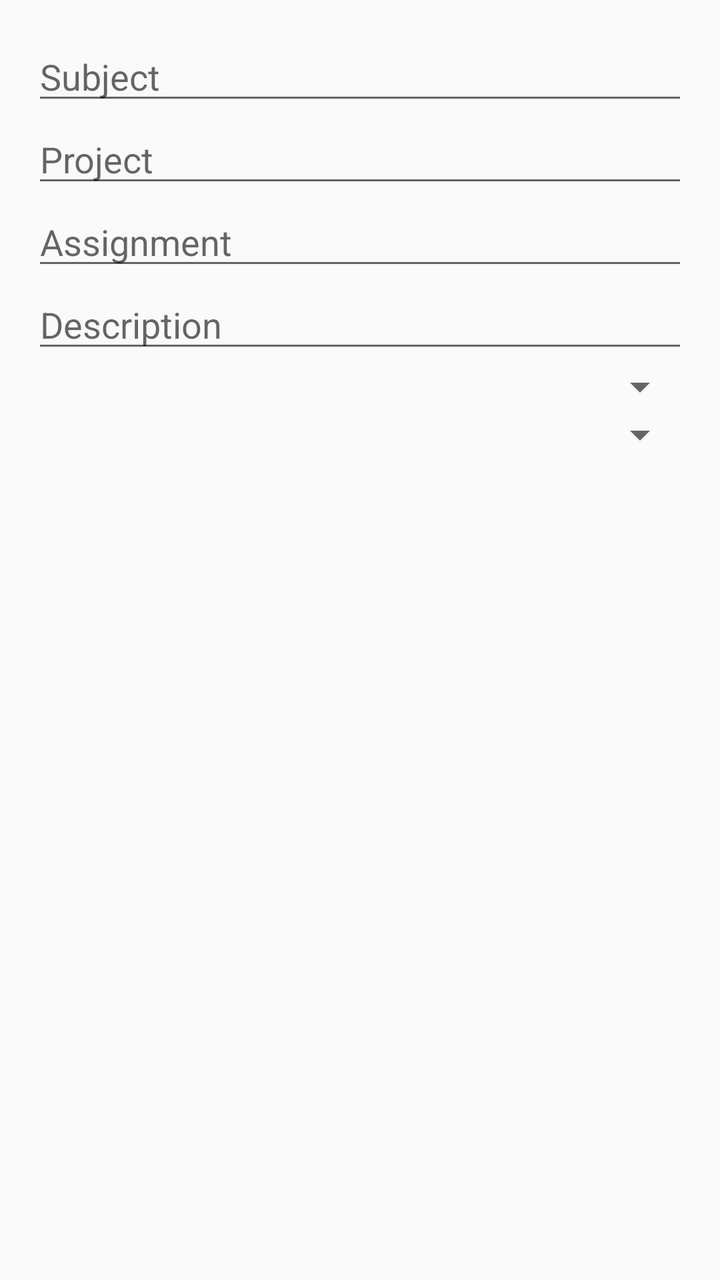
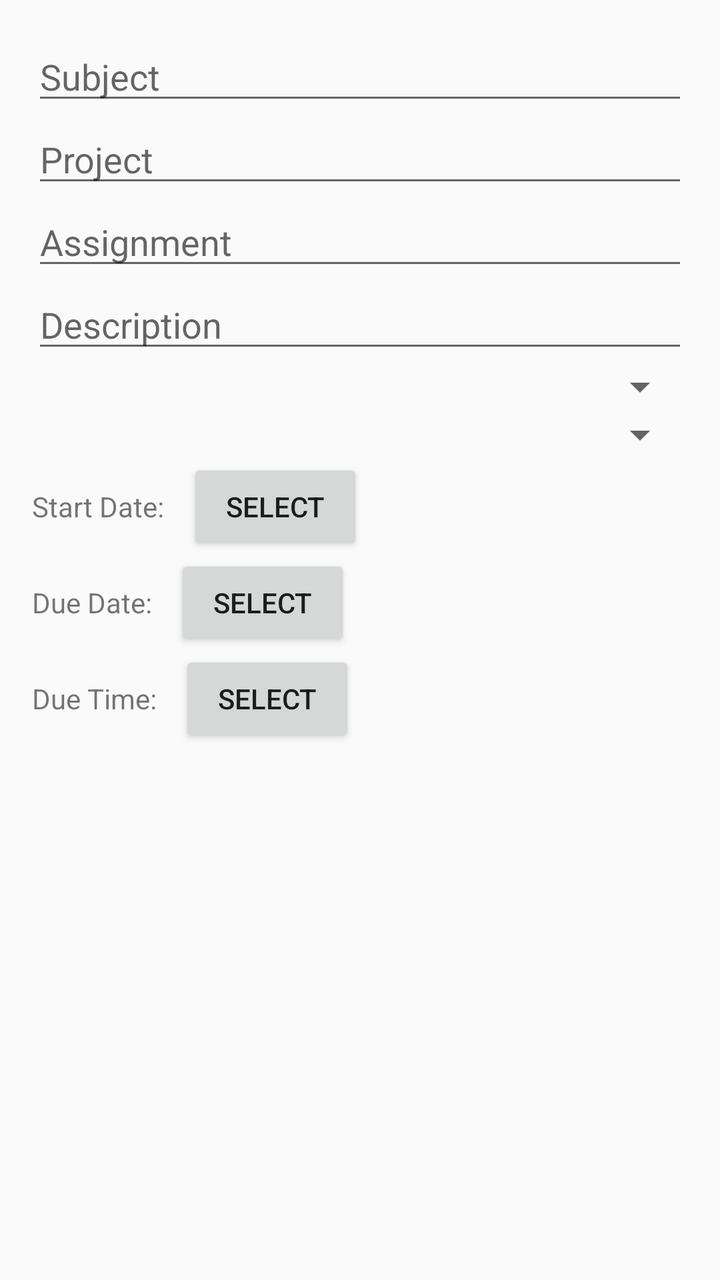

An Android layout rendered at two revisions. The XML below is the earlier revision; the diff shows what the commit changed to produce the second picture.
<!-- AndroidManifest.xml: application theme Theme.Design.Light.NoActionBar -->
<!-- res/layout/dialog_create_task.xml -->
<?xml version="1.0" encoding="utf-8"?>
<LinearLayout xmlns:android="http://schemas.android.com/apk/res/android"
    android:layout_width="match_parent"
    android:layout_height="wrap_content"
    android:orientation="vertical"
    android:padding="16dp">

    <EditText
        android:id="@+id/taskSubjectTextView"
        android:layout_width="match_parent"
        android:layout_height="wrap_content"
        android:hint="Subject" />

    <EditText
        android:id="@+id/taskProjectTextView"
        android:layout_width="match_parent"
        android:layout_height="wrap_content"
        android:hint="Project" />

    <EditText
        android:id="@+id/taskNameTextView"
        android:layout_width="match_parent"
        android:layout_height="wrap_content"
        android:hint="Assignment" />

    <EditText
        android:id="@+id/taskDescriptionInput"
        android:layout_width="match_parent"
        android:layout_height="wrap_content"
        android:hint="Description" />


    <Spinner
        android:id="@+id/prioritySpinner"
        android:layout_width="match_parent"
        android:layout_height="wrap_content" />

    <Spinner
        android:id="@+id/statusSpinner"
        android:layout_width="match_parent"
        android:layout_height="wrap_content" />


</LinearLayout>
<!-- resources referenced by this layout -->
<resources>

</resources>

<!-- the commit's change to res/layout/dialog_create_task.xml (unified diff, before → after) -->
@@ -1,44 +1,101 @@
 <?xml version="1.0" encoding="utf-8"?>
-<LinearLayout xmlns:android="http://schemas.android.com/apk/res/android"
+<ScrollView xmlns:android="http://schemas.android.com/apk/res/android"
     android:layout_width="match_parent"
-    android:layout_height="wrap_content"
-    android:orientation="vertical"
-    android:padding="16dp">
+    android:layout_height="wrap_content">
 
-    <EditText
-        android:id="@+id/taskSubjectTextView"
+    <LinearLayout
         android:layout_width="match_parent"
         android:layout_height="wrap_content"
-        android:hint="Subject" />
+        android:orientation="vertical"
+        android:padding="16dp">
 
-    <EditText
-        android:id="@+id/taskProjectTextView"
-        android:layout_width="match_parent"
-        android:layout_height="wrap_content"
-        android:hint="Project" />
+        <EditText
+            android:id="@+id/taskSubjectTextView"
+            android:layout_width="match_parent"
+            android:layout_height="wrap_content"
+            android:hint="Subject" />
 
-    <EditText
-        android:id="@+id/taskNameTextView"
-        android:layout_width="match_parent"
-        android:layout_height="wrap_content"
-        android:hint="Assignment" />
+        <EditText
+            android:id="@+id/taskProjectTextView"
+            android:layout_width="match_parent"
+            android:layout_height="wrap_content"
+            android:hint="Project" />
 
-    <EditText
-        android:id="@+id/taskDescriptionInput"
-        android:layout_width="match_parent"
-        android:layout_height="wrap_content"
-        android:hint="Description" />
+        <EditText
+            android:id="@+id/taskNameTextView"
+            android:layout_width="match_parent"
+            android:layout_height="wrap_content"
+            android:hint="Assignment" />
 
+        <EditText
+            android:id="@+id/taskDescriptionInput"
+            android:layout_width="match_parent"
+            android:layout_height="wrap_content"
+            android:hint="Description" />
 
-    <Spinner
-        android:id="@+id/prioritySpinner"
-        android:layout_width="match_parent"
-        android:layout_height="wrap_content" />
+        <Spinner
+            android:id="@+id/prioritySpinner"
+            android:layout_width="match_parent"
+            android:layout_height="wrap_content" />
 
-    <Spinner
-        android:id="@+id/statusSpinner"
-        android:layout_width="match_parent"
-        android:layout_height="wrap_content" />
+        <Spinner
+            android:id="@+id/statusSpinner"
+            android:layout_width="match_parent"
+            android:layout_height="wrap_content" />
 
+        <LinearLayout
+            android:layout_width="match_parent"
+            android:layout_height="wrap_content"
+            android:orientation="horizontal">
 
-</LinearLayout>
+            <TextView
+                android:layout_width="wrap_content"
+                android:layout_height="wrap_content"
+                android:text="Start Date: "
+                android:layout_marginEnd="8dp"/>
+
+            <Button
+                android:id="@+id/startDateButton"
+                android:layout_width="wrap_content"
+                android:layout_height="wrap_content"
+                android:text="Select" />
+        </LinearLayout>
+
+        <LinearLayout
+            android:layout_width="match_parent"
+            android:layout_height="wrap_content"
+            android:orientation="horizontal">
+
+            <TextView
+                android:layout_width="wrap_content"
+                android:layout_height="wrap_content"
+                android:text="Due Date: "
+                android:layout_marginEnd="8dp"/>
+
+            <Button
+                android:id="@+id/dueDateButton"
+                android:layout_width="wrap_content"
+                android:layout_height="wrap_content"
+                android:text="Select" />
+        </LinearLayout>
+
+        <LinearLayout
+            android:layout_width="match_parent"
+            android:layout_height="wrap_content"
+            android:orientation="horizontal">
+
+            <TextView
+                android:layout_width="wrap_content"
+                android:layout_height="wrap_content"
+                android:text="Due Time: "
+                android:layout_marginEnd="8dp"/>
+
+            <Button
+                android:id="@+id/dueTimeButton"
+                android:layout_width="wrap_content"
+                android:layout_height="wrap_content"
+                android:text="Select" />
+        </LinearLayout>
+
+    </LinearLayout>
+</ScrollView>
